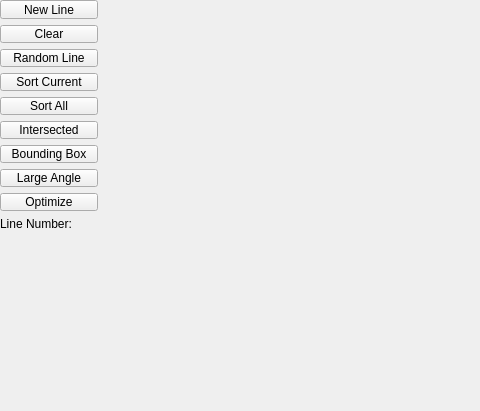
Old version of the form widget.ui in the repository blackbird2003/LineSets; both pictures show x 0 to 480 and y 0 to 411 of the 800 by 600 pixel window.
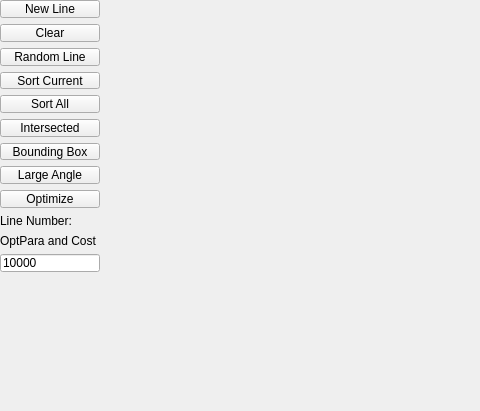
New version of the form.

What changed in the file:
```diff
--- a/widget.ui
+++ b/widget.ui
@@ -18,8 +18,8 @@
     <rect>
      <x>0</x>
      <y>0</y>
-     <width>98</width>
-     <height>231</height>
+     <width>100</width>
+     <height>291</height>
     </rect>
    </property>
    <layout class="QVBoxLayout" name="verticalLayout">
@@ -93,6 +93,27 @@
       </property>
      </widget>
     </item>
+    <item>
+     <widget class="QLabel" name="label">
+      <property name="text">
+       <string>OptPara and Cost</string>
+      </property>
+     </widget>
+    </item>
+    <item>
+     <widget class="QLineEdit" name="lineEdit">
+      <property name="text">
+       <string>10000</string>
+      </property>
+     </widget>
+    </item>
+    <item>
+     <widget class="QLabel" name="labelTotalCost">
+      <property name="text">
+       <string/>
+      </property>
+     </widget>
+    </item>
    </layout>
   </widget>
  </widget>
```
Left out of the diff: 2 changed lines with no effect on the pictures.
